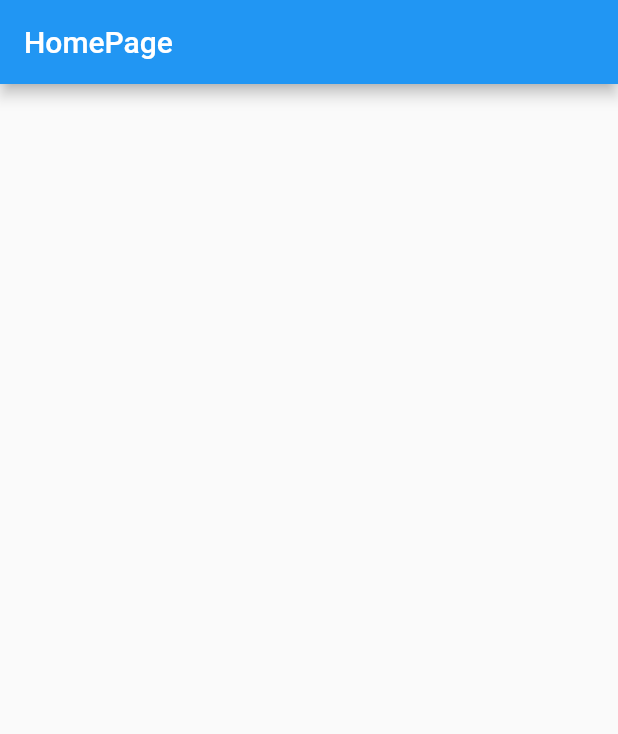
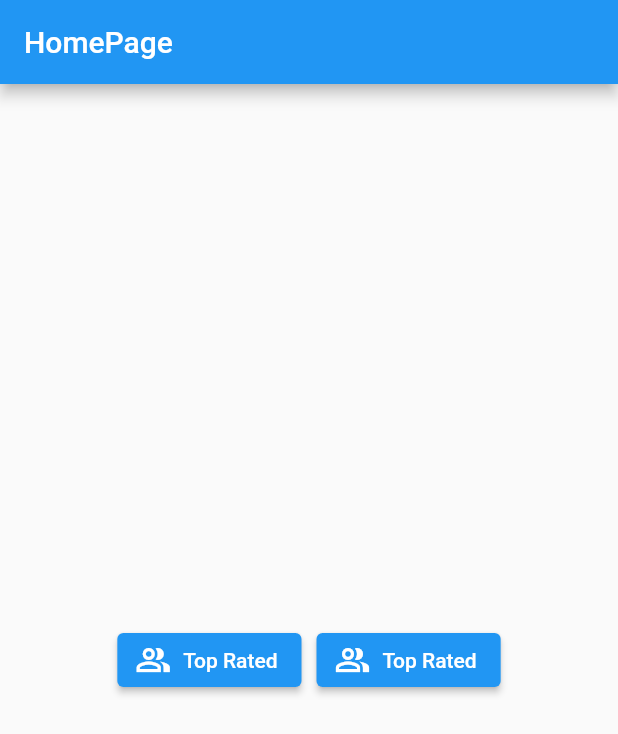
Before and after one commit to felipecastrosales/using_dio, a Flutter app: the HomePage screen opened directly, on a phone screen of 412 x 824 dp. Shown: the top 734 px of the screen. Run offline on Flutter 3.47's test engine with Material 2 defaults, Android fonts, the light colour scheme and no system bars; our stand-ins replace get.

Commit message:
adding the movies feature of the get package and updating the home

```diff
--- a/lib/modules/home/home_bindings.dart
+++ b/lib/modules/home/home_bindings.dart
@@ -5,8 +5,8 @@ import 'home_controller.dart';
 class HomeBindings implements Bindings {
   @override
   void dependencies() {
-    Get.put(
-      HomeController(),
+    Get.lazyPut(
+      () => HomeController(),
     );
   }
 }
--- a/lib/modules/home/home_page.dart
+++ b/lib/modules/home/home_page.dart
@@ -13,7 +13,29 @@ class HomePage extends GetView<HomeController> {
       appBar: AppBar(
         title: const Text('HomePage'),
       ),
-      body: Container(),
+      body: Center(
+        child: Wrap(
+          spacing: 10,
+          children: [
+            ElevatedButton.icon(
+              onPressed: () => Get.toNamed(
+                '/movies',
+                arguments: 'popular',
+              ),
+              icon: const Icon(Icons.people_alt_outlined),
+              label: const Text('Top Rated'),
+            ),
+            ElevatedButton.icon(
+              onPressed: () => Get.toNamed(
+                '/movies',
+                arguments: 'topRated',
+              ),
+              icon: const Icon(Icons.people_alt_outlined),
+              label: const Text('Top Rated'),
+            ),
+          ],
+        ),
+      ),
     );
   }
 }
--- /dev/null
+++ b/lib/modules/movies/movies_controller.dart
@@ -0,0 +1,5 @@
+import 'package:get/get.dart';
+
+class MoviesController extends GetxController {
+
+}
```
Also changed, not shown: lib/main.dart (+7 -0 lines), lib/modules/movies/movies_bindings.dart (added, +12 -0 lines), lib/modules/movies/movies_page.dart (added, +18 -0 lines).
